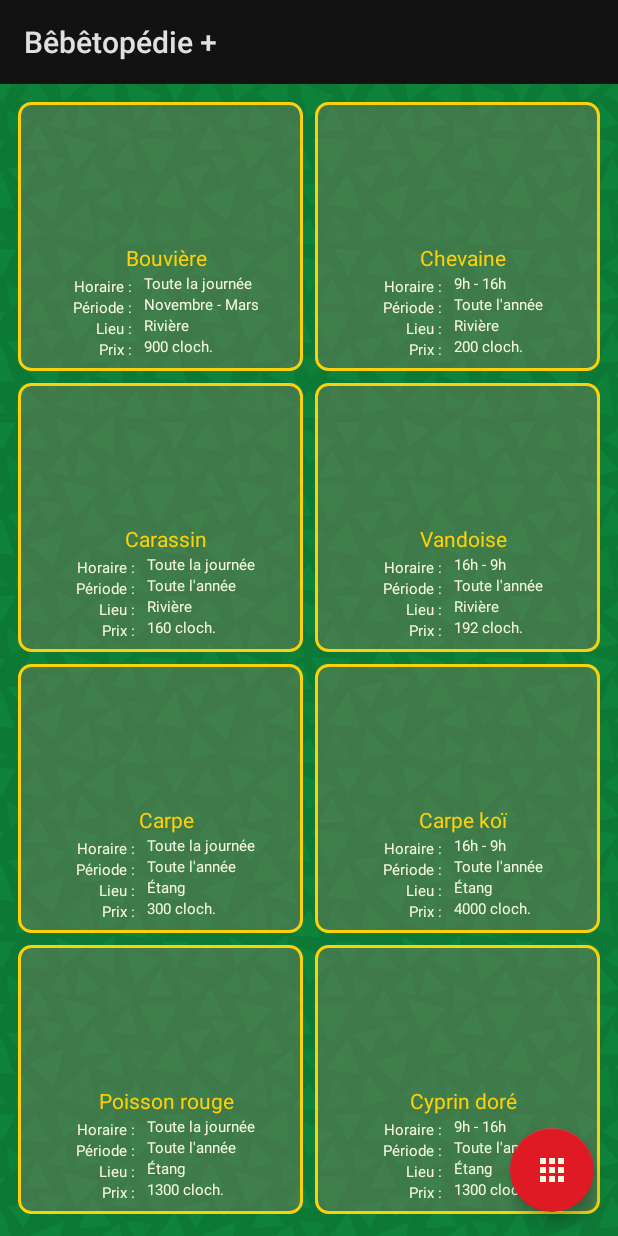
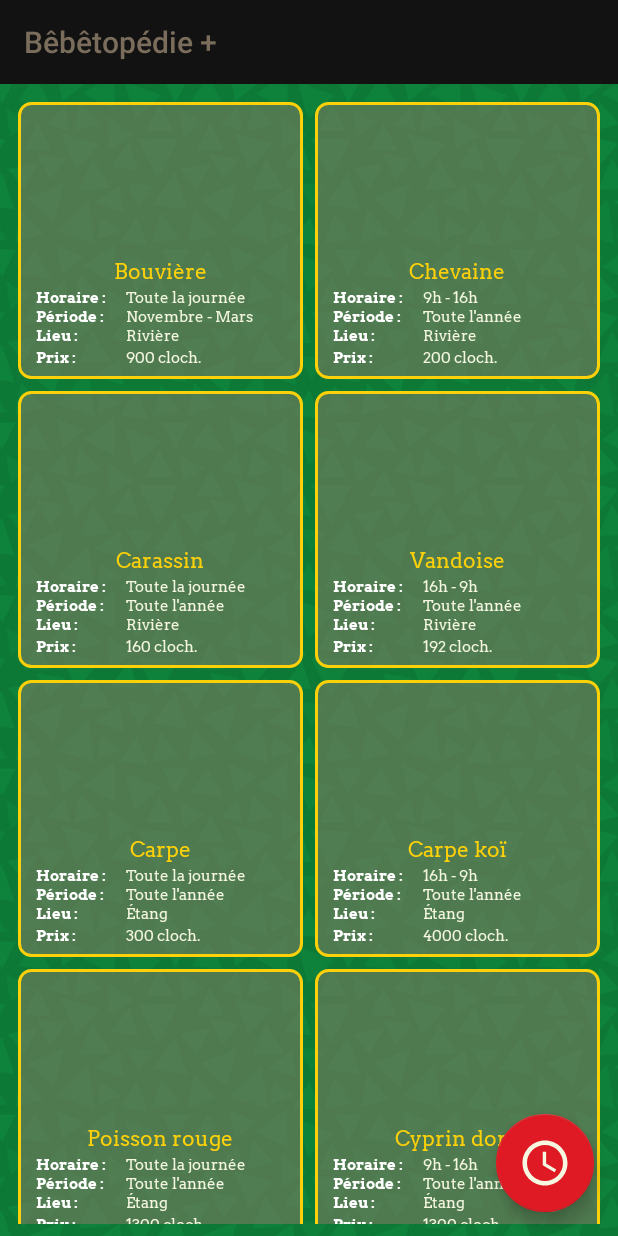
Before and after one commit to unegregre/bebetopedie, an Android app: the fragment FishFragment shown on its own in the app's theme, on a phone screen of 412 x 824 dp. Run offline under Robolectric (Android 15) with nearby library versions, the phone set to English and light mode, and no system bars; our stand-ins replace Room's generated code; 1 statement that could not run was skipped.

Commit message:
corect style

```diff
--- a/app/src/main/java/com/gregre/bbtopdie/db/BugDao.java
+++ b/app/src/main/java/com/gregre/bbtopdie/db/BugDao.java
@@ -32,13 +32,13 @@ public interface BugDao {
             "OR" +
             "(bug_time_1 < bug_time_2 AND :hour BETWEEN bug_time_1 AND bug_time_2) " +
             "OR " +
-            "(bug_time_1 > bug_time_2 AND :hour NOT BETWEEN bug_time_1 AND bug_time_2)) " +
+            "(bug_time_1 > bug_time_2 AND :hour NOT BETWEEN bug_time_2 AND bug_time_1)) " +
             "AND " +
             "((bug_period_1 = 0)" +
             "OR" +
             "(bug_period_1 < bug_period_2 AND :month BETWEEN bug_period_1 AND bug_period_2) " +
             "OR " +
-            "(bug_period_1 > bug_period_2 AND :month NOT BETWEEN bug_period_1 AND bug_period_2))")
+            "(bug_period_1 > bug_period_2 AND :month NOT BETWEEN bug_period_2 AND bug_period_1))")
     LiveData<List<Bug>> getBugsNow(int hour, int month);
 
     @Insert(onConflict = OnConflictStrategy.IGNORE)
--- a/app/src/main/java/com/gregre/bbtopdie/db/FishDao.java
+++ b/app/src/main/java/com/gregre/bbtopdie/db/FishDao.java
@@ -19,13 +19,13 @@ public interface FishDao {
             "OR" +
             "(fish_time_1 < fish_time_2 AND :hour BETWEEN fish_time_1 AND fish_time_2) " +
             "OR " +
-            "(fish_time_1 > fish_time_2 AND :hour NOT BETWEEN fish_time_1 AND fish_time_2)) " +
+            "(fish_time_1 > fish_time_2 AND :hour NOT BETWEEN fish_time_2 AND fish_time_1)) " +
             "AND " +
             "((fish_period_1 = 0)" +
             "OR" +
             "(fish_period_1 < fish_period_2 AND :month BETWEEN fish_period_1 AND fish_period_2) " +
             "OR " +
-            "(fish_period_1 > fish_period_2 AND :month NOT BETWEEN fish_period_1 AND fish_period_2))")
+            "(fish_period_1 > fish_period_2 AND :month NOT BETWEEN fish_period_2 AND fish_period_1))")
     LiveData<List<Fish>> getFishesNow(int hour, int month);
 
     @Insert(onConflict = OnConflictStrategy.IGNORE)
--- a/app/src/main/res/layout/fish_recyclerview_item.xml
+++ b/app/src/main/res/layout/fish_recyclerview_item.xml
@@ -6,7 +6,6 @@
     android:layout_height="wrap_content"
     android:layout_margin="4dp"
     android:padding="4dp"
-    android:gravity="center_horizontal|center_vertical"
     android:background="@drawable/box_background">
 
 
@@ -14,63 +13,55 @@
         android:id="@+id/fishImageView"
         android:layout_width="150px"
         android:layout_height="150px"
-        android:layout_marginBottom="-10dp"/>
+        android:layout_gravity="center"/>
 
     <TextView
         android:id="@+id/fishTextView"
         style="@style/bug_title"
         android:layout_width="wrap_content"
-        android:layout_height="wrap_content" />
+        android:layout_height="wrap_content"
+        android:gravity="center_horizontal"
+        android:layout_gravity="center_horizontal"
+        android:breakStrategy="balanced"/>
 
     <LinearLayout
         android:layout_width="wrap_content"
         android:layout_height="wrap_content"
-        android:gravity="center_vertical|right"
+        android:gravity="center_vertical|left"
         android:layout_marginBottom="2dp"
-        android:orientation="horizontal">
+        android:orientation="vertical">
 
         <LinearLayout
             android:layout_width="wrap_content"
             android:layout_height="wrap_content"
-            android:gravity="center_vertical|right"
-            android:orientation="vertical">
+            android:gravity="right"
+            android:orientation="horizontal">
 
             <TextView
-                style="@style/bug_attribute"
-                android:layout_width="wrap_content"
+                style="@style/bug_attribute_title"
+                android:layout_width="60dp"
                 android:layout_height="wrap_content"
                 android:text="Horaire :"/>
-
-            <TextView
-                style="@style/bug_attribute"
-                android:layout_width="wrap_content"
-                android:layout_height="wrap_content"
-                android:text="Période :" />
-
-            <TextView
-                style="@style/bug_attribute"
-                android:layout_width="wrap_content"
-                android:layout_height="wrap_content"
-                android:text="Lieu :" />
-            <TextView
-                style="@style/bug_attribute"
-                android:layout_width="wrap_content"
-                android:layout_height="wrap_content"
-                android:text="Prix :" />
-        </LinearLayout>
-
-        <LinearLayout
-            android:layout_width="wrap_content"
-            android:layout_height="wrap_content"
-            android:gravity="center_vertical"
-            android:layout_marginBottom="2dp"
-            android:orientation="vertical">
 
             <TextView
                 android:id="@+id/fishTimeView"
                 style="@style/bug_attribute"
                 android:layout_width="wrap_content"
                 android:layout_height="wrap_content" />
+
+        </LinearLayout>
+
+        <LinearLayout
+            android:layout_width="wrap_content"
+            android:layout_height="wrap_content"
+            android:gravity="right"
+            android:orientation="horizontal">
+
+            <TextView
+                style="@style/bug_attribute_title"
+                android:layout_width="60dp"
+                android:layout_height="wrap_content"
+                android:text="Période :" />
 
             <TextView
                 android:id="@+id/fishPeriodView"
@@ -79,11 +70,44 @@
                 android:layout_height="wrap_content" />
 
 
+        </LinearLayout>
+
+        <LinearLayout
+            android:layout_width="wrap_content"
+            android:layout_height="wrap_content"
+            android:gravity="center_vertical"
+            android:layout_marginBottom="2dp"
+            android:orientation="horizontal">
+
+
+            <TextView
+                style="@style/bug_attribute_title"
+                android:layout_width="60dp"
+                android:layout_height="wrap_content"
+                android:text="Lieu :" />
+
+
             <TextView
                 android:id="@+id/fishPlaceView"
                 style="@style/bug_attribute"
                 android:layout_width="wrap_content"
                 android:layout_height="wrap_content" />
+        </LinearLayout>
+
+        <LinearLayout
+            android:layout_width="wrap_content"
+            android:layout_height="wrap_content"
+            android:gravity="center_vertical"
+            android:layout_marginBottom="2dp"
+            android:orientation="horizontal">
+
+
+            <TextView
+                style="@style/bug_attribute_title"
+                android:layout_width="60dp"
+                android:layout_height="wrap_content"
+                android:text="Prix :" />
+
 
             <TextView
                 android:id="@+id/fishPriceView"
@@ -91,7 +115,6 @@
                 android:layout_width="wrap_content"
                 android:layout_height="wrap_content" />
         </LinearLayout>
-
     </LinearLayout>
 
 </LinearLayout>
--- a/app/src/main/res/layout/fragment_fish.xml
+++ b/app/src/main/res/layout/fragment_fish.xml
@@ -3,6 +3,7 @@
     xmlns:tools="http://schemas.android.com/tools"
     android:layout_width="match_parent"
     android:layout_height="match_parent"
+    xmlns:app="http://schemas.android.com/apk/res-auto"
     tools:context=".fish.FishFragment">
 
     <androidx.recyclerview.widget.RecyclerView
@@ -14,12 +15,13 @@
 
     <com.google.android.material.floatingactionbutton.FloatingActionButton
         android:id="@+id/fishFab"
+        app:fabSize="mini"
         android:layout_alignParentBottom="true"
         android:layout_alignParentRight="true"
         android:layout_width="wrap_content"
         android:layout_height="wrap_content"
         android:layout_margin="16dp"
         android:clickable="true"
-        android:src="@drawable/ic_apps_black_24dp"
+        android:src="@drawable/ic_access_time_white_24dp"
         android:scaleType="center"/>
 </RelativeLayout>
--- a/app/src/main/res/values/colors.xml
+++ b/app/src/main/res/values/colors.xml
@@ -24,6 +24,8 @@
     <color name="NH_gray">#8a7b66</color>
     <color name="NH_white">#f5f7e1</color>
 
-    <color name="transparent_grey">#668a7b66</color>
+    <color name="transparent_grey">#888a7b66</color>
     <color name="transparent_white">#66FFFFFF</color>
+
+    <color name="transparent">#00FFFFFF</color>
 </resources>
--- a/app/src/main/res/values/dimens.xml
+++ b/app/src/main/res/values/dimens.xml
@@ -1,9 +1,12 @@
 <?xml version="1.0" encoding="utf-8"?>
 
-<resources>
+<resources xmlns:tools="http://schemas.android.com/tools">
     <dimen name="small_padding">8dp</dimen>
     <dimen name="big_padding">16dp</dimen>
     <dimen name="min_height">48dp</dimen>
+    <dimen name="design_fab_size_mini" tools:override="true">65dp</dimen>
+    <dimen name="design_fab_content_size" tools:override="true">48dp</dimen>
+    <dimen name="design_fab_image_size" tools:override="true">36dp</dimen>
     <!-- Default screen margins, per the Android Design guidelines. -->
     <dimen name="activity_horizontal_margin">64dp</dimen>
     <dimen name="activity_vertical_margin">16dp</dimen>
--- a/app/src/main/res/values/styles.xml
+++ b/app/src/main/res/values/styles.xml
@@ -1,32 +1,26 @@
 <resources>
-
-    <!-- Base application theme. -->
-    <style name="AppTheme" parent="Theme.MaterialComponents.Light.DarkActionBar">
-    </style>
-
-
-    <style name="AppTheme.NoActionBar">
-        <item name="windowActionBar">false</item>
-        <item name="windowNoTitle">true</item>
-    </style>
-
-    <style name="AppTheme.AppBarOverlay" parent="ThemeOverlay.AppCompat.Dark.ActionBar" >
-    </style>
-
-    <style name="AppTheme.PopupOverlay" parent="ThemeOverlay.AppCompat.Light" />
-
 
     <!-- The default font for RecyclerView items is too small.
     The margin is a simple delimiter between the words. -->
     <style name="bug_title">
+        <item name="fontFamily">@font/arvo_regular</item>
         <item name="android:layout_width">match_parent</item>
         <item name="android:layout_marginBottom">2dp</item>
-        <item name="android:paddingLeft">8dp</item>
         <item name="android:textColor">@color/NH_yellow</item>
         <item name="android:textAppearance">@android:style/TextAppearance.Small</item>
     </style>
 
+    <style name="bug_attribute_title">
+        <item name="fontFamily">@font/arvo_bold</item>
+        <item name="android:layout_width">match_parent</item>
+        <item name="android:paddingLeft">8dp</item>
+        <item name="android:textColor">@android:color/white</item>
+        <item name="android:textStyle">bold</item>
+        <item name="android:textSize">10sp</item>
+    </style>
+
     <style name="bug_attribute">
+        <item name="fontFamily">@font/arvo_regular</item>
         <item name="android:layout_width">match_parent</item>
         <item name="android:paddingLeft">8dp</item>
         <item name="android:textColor">@color/NH_white</item>
@@ -39,14 +33,11 @@
 
     <!-- Background repeated -->
     <style name="app_theme" parent="Theme.MaterialComponents">
-        <item name="android:headerBackground">@color/NH_green</item>
         <item name="colorPrimary">@color/NH_white</item>
+        <item name="colorOnSurface">@color/NH_gray</item>
         <item name="colorPrimaryDark">@color/NH_green</item>
-        <item name="colorOnPrimary">@color/NH_blue</item>
         <item name="colorSecondary">@color/NH_red</item>
-        <item name="colorSecondaryVariant">@color/NH_yellow</item>
         <item name="colorOnSecondary">@color/NH_white</item>
-        <item name="colorBackgroundFloating">@color/NH_red</item>
 
         <item name="android:windowBackground">@drawable/app_background</item>
         <item name="android:listViewStyle">@style/TransparentListView</item>
@@ -61,9 +52,6 @@
         <item name="android:cacheColorHint">@android:color/transparent</item>
     </style>
 
-    <style name="fab" parent="@style/Widget.MaterialComponents.FloatingActionButton">
-        <item name="backgroundTint">@color/NH_red</item>
-    </style>
 
     <style name="Base.Widget.Design.TabLayout" parent="android:Widget">
         <item name="tabBackground">@drawable/tab_background</item>
@@ -71,4 +59,5 @@
         <item name="tabIndicatorHeight">4dp</item>
     </style>
 
+
 </resources>
```
Also changed, not shown: app/src/main/AndroidManifest.xml (+5 -2 lines), app/src/main/java/com/gregre/bbtopdie/MainActivity.java (+29 -17 lines), app/src/main/java/com/gregre/bbtopdie/bug/BugFragment.java (+7 -3 lines), app/src/main/java/com/gregre/bbtopdie/fish/FishFragment.java (+14 -4 lines), app/src/main/res/layout/activity_main.xml (+4 -3 lines), app/src/main/res/layout/bug_recyclerview_item.xml (+35 -22 lines), app/src/main/res/layout/fragment_bug.xml (+9 -3 lines), app/src/main/res/drawable/app_icone.png (added), app/src/main/res/drawable/greatwhiteshark.webp (deleted), app/src/main/res/drawable/ic_time_bug.png (added), app/src/main/res/drawable/ic_time_fish.png (added), app/src/main/res/font/arvo_bold.ttf (added), app/src/main/res/font/arvo_regular.ttf (added).
